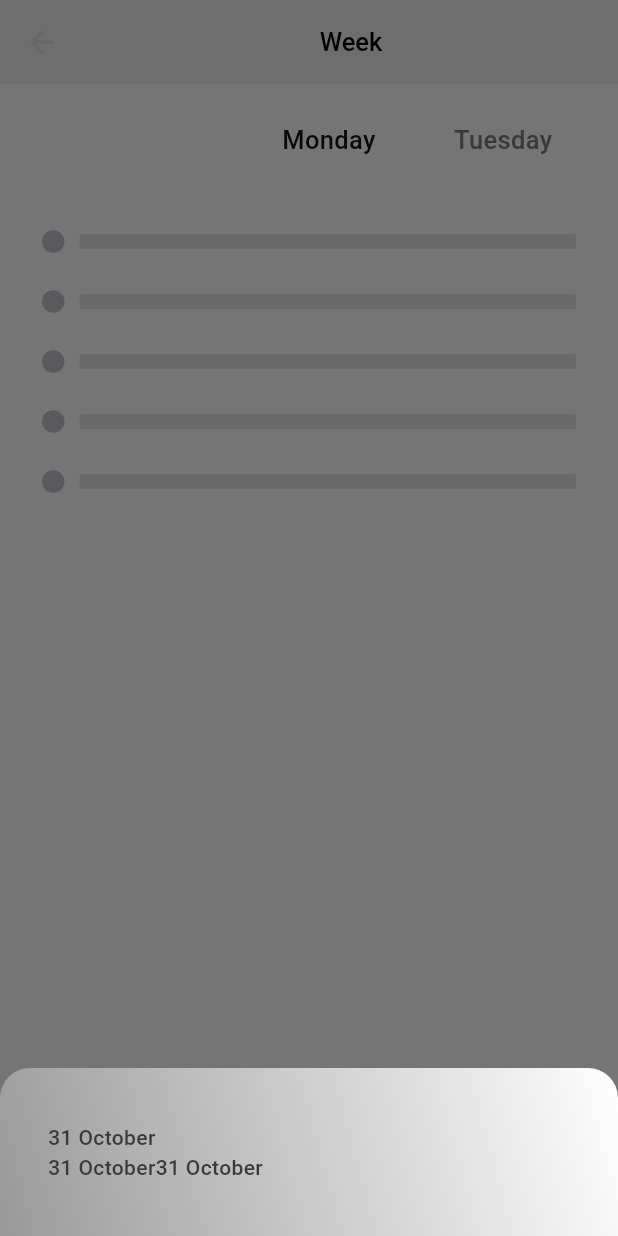
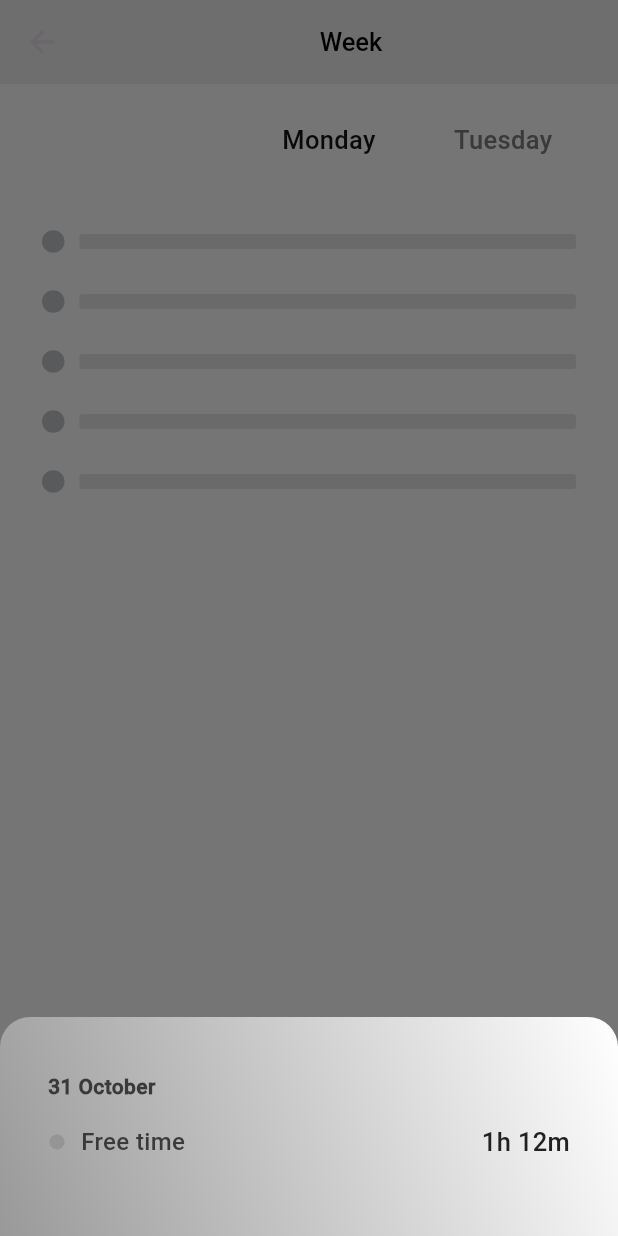
Before and after one commit to MuhammadHarisSiddiqui620/alarm_clock, a Flutter app: the WeekScreen screen opened directly, on a phone screen of 412 x 824 dp. Run offline on Flutter 3.47's test engine with Material 3 defaults, Android fonts, the light colour scheme and no system bars; drawn by our look-alikes of timelines; our stand-ins replace flutter_svg, hive, hive_flutter; missing offline and left inert: alarm, wheel_picker; accounts and stored records are empty.

Commit message:
alarm_clock[22]
Changes
- Week Screen Bottom Sheet Half Implementation

Issues
- None

```diff
--- a/lib/Models/alarm_model.dart
+++ b/lib/Models/alarm_model.dart
@@ -5,7 +5,7 @@ part 'alarm_model.g.dart';
 @HiveType(typeId: 1)
 class AlarmModel extends HiveObject {
   @HiveField(0)
-  String? alarmName;
+  String alarmName;
 
   @HiveField(1)
   int alarmHour;
--- a/lib/Screens/WeekScreen.dart
+++ b/lib/Screens/WeekScreen.dart
@@ -5,6 +5,7 @@ import 'package:hive/hive.dart';
 import 'package:intl/intl.dart';
 
 import '../Models/alarm_model.dart';
+import '../constants.dart';
 
 class WeekScreen extends StatefulWidget {
   const WeekScreen({super.key});
@@ -50,43 +51,80 @@ class _WeekScreenState extends State<WeekScreen> {
             child: Wrap(
               children: [
                 Container(
-                  alignment: Alignment.topLeft, // Align date to top left
                   padding: EdgeInsets.symmetric(vertical: 20, horizontal: 16),
                   child: Column(
                     crossAxisAlignment: CrossAxisAlignment.start,
                     children: [
                       Text(
                         DateFormat('d MMMM').format(DateTime.now()),
-                        style: TextStyle(
-                          fontSize: 14,
-                          fontFamily: 'Roboto',
-                          color: Color(0xFF3A3A3A),
-                        ),
+                        style: bottomSheetTextheader,
                       ),
+                      SizedBox(height: 15),
+
                       Row(
-                        children: <Widget>[
-                          Text(
-                            DateFormat('d MMMM').format(DateTime.now()),
-                            style: TextStyle(
-                              fontSize: 14,
-                              fontFamily: 'Roboto',
-                              color: Color(0xFF3A3A3A),
+                        mainAxisAlignment: MainAxisAlignment.spaceBetween,
+                        children: [
+                          Row(
+                            children: [
+                              Icon(
+                                Icons.circle,
+                                color: Color(
+                                    0xFF959595), // Set icon color from alarm
+                                size: 12.0,
+                              ),
+                              SizedBox(width: 10),
+                              Text('Free time', style: bottomSheetTexts),
+                            ],
+                          ),
+                          Text('1h 12m',
+                              style: bottomSheetText), // Show calculated time
+                        ],
+                      ),
+
+                      SizedBox(height: 15),
+
+                      // ListView.builder for alarms
+                      ListView.builder(
+                        shrinkWrap: true, // Prevents infinite height
+                        itemCount: alarms.length,
+                        itemBuilder: (context, index) {
+                          final alarm = alarms[index];
+                          // Calculate remaining time
+                          int totalMinutes = (alarm.alarmHour * 60 +
+                                  alarm.alarmMinute) -
+                              (alarm.durationHour * 60 + alarm.durationMinute);
+                          String timeFormat =
+                              '${totalMinutes ~/ 60}h ${totalMinutes % 60}M';
+
+                          return Padding(
+                            padding: const EdgeInsets.symmetric(vertical: 8.0),
+                            child: Row(
+                              mainAxisAlignment: MainAxisAlignment.spaceBetween,
+                              children: [
+                                Row(
+                                  children: [
+                                    Icon(
+                                      Icons.circle,
+                                      color: Color(int.parse(alarm
+                                          .alarmColor)), // Set icon color from alarm
+                                      size: 12.0,
+                                    ),
+                                    SizedBox(width: 10),
+                                    Text(alarm.alarmName,
+                                        style: bottomSheetTexts),
+                                  ],
+                                ),
+                                Text(timeFormat,
+                                    style:
+                                        bottomSheetText), // Show calculated time
+                              ],
                             ),
-                          ),
-                          Text(
-                            DateFormat('d MMMM').format(DateTime.now()),
-                            style: TextStyle(
-                              fontSize: 14,
-                              fontFamily: 'Roboto',
-                              color: Color(0xFF3A3A3A),
-                            ),
-                          ),
-                        ],
+                          );
+                        },
                       ),
                     ],
                   ),
                 ),
-                // Additional content here
               ],
             ),
           );
--- a/lib/constants.dart
+++ b/lib/constants.dart
@@ -30,6 +30,18 @@ const newAlarmTextStyle =
 const weekWheelerText =
     TextStyle(color: Color(0xFF007AFF), fontSize: 17, fontFamily: 'Roboto');
 
+const bottomSheetText =
+    TextStyle(color: Color(0xFF212121), fontSize: 17, fontFamily: 'Roboto');
+
+const bottomSheetTexts =
+    TextStyle(color: Color(0xFF3A3A3A), fontSize: 16, fontFamily: 'Roboto');
+
+const bottomSheetTextheader = TextStyle(
+    color: Color(0xFF3A3A3A),
+    fontSize: 14,
+    fontFamily: 'Roboto',
+    fontWeight: FontWeight.bold);
+
 const List<Widget> _widgetOptions = <Widget>[
   Text(
     'Index 0: Day',
```
Also changed, not shown: lib/Models/alarm_model.g.dart.
